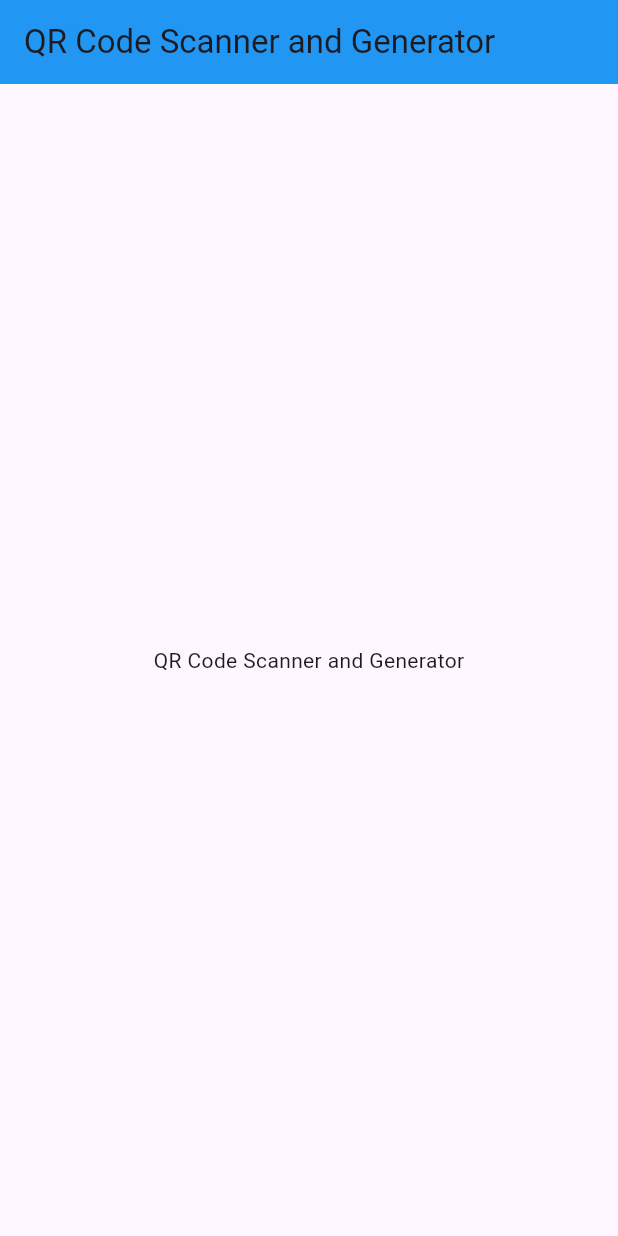
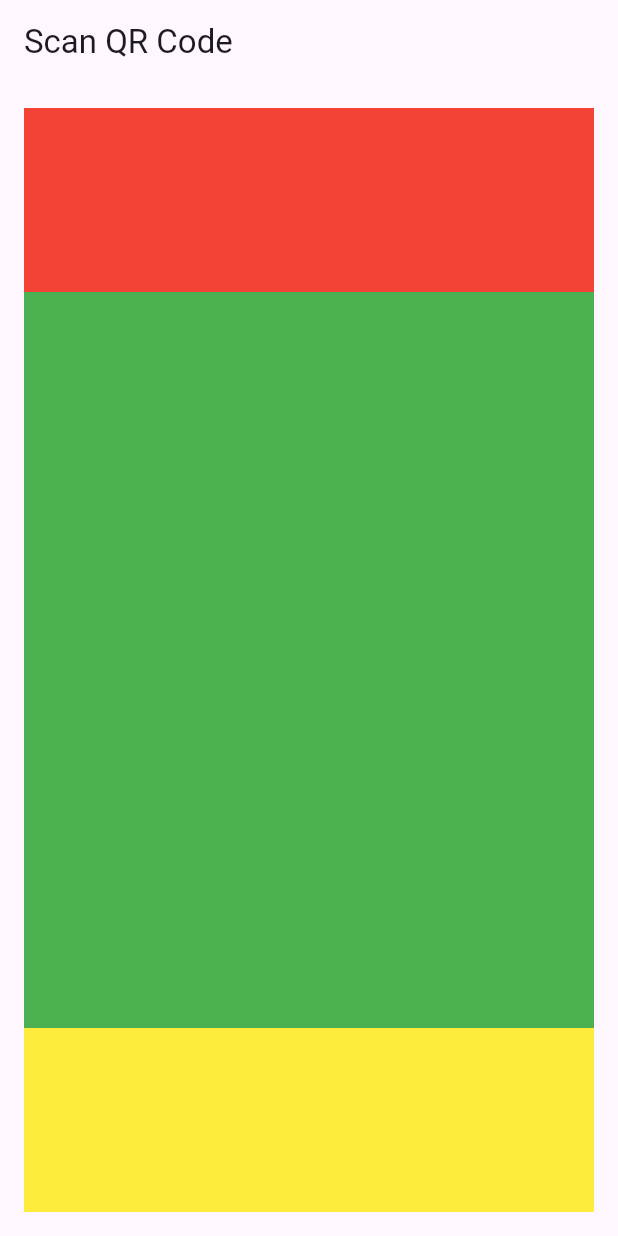
Before and after one commit to devmhsagar/qr_code_scanner, a Flutter app: the screen it shows after launch, on a phone screen of 412 x 824 dp. Run offline on Flutter 3.47's test engine with Material 3 defaults, Android fonts, the phone set to English and light mode, and no system bars.

Commit message:
generator section removed and code new code genarate

```diff
--- a/lib/main.dart
+++ b/lib/main.dart
@@ -1,4 +1,5 @@
 import 'package:flutter/material.dart';
+import 'package:qr_code_scanner/scan_qr_code.dart';
 
 void main() {
   runApp(const MyApp());
@@ -11,29 +12,13 @@ class MyApp extends StatelessWidget {
   @override
   Widget build(BuildContext context) {
     return MaterialApp(
-      title: 'QR Code Scanner and Generator',
-      home:  HomePage(),
+      theme: ThemeData(
+        appBarTheme: const AppBarTheme(
+            backgroundColor: Colors.transparent, elevation: 0),
+      ),
+      title: 'QR Code Scanner',
+      debugShowCheckedModeBanner: false,
+      home: ScanQrCode(),
     );
   }
 }
-
-class HomePage extends StatefulWidget {
-  const HomePage({super.key});
-
-  @override
-  State<HomePage> createState() => _HomePageState();
-}
-
-class _HomePageState extends State<HomePage> {
-  @override
-  Widget build(BuildContext context) {
-    return Scaffold(
-      appBar: AppBar(
-        title: const Text('QR Code Scanner and Generator'), backgroundColor: Colors.blue,
-      ),
-      body: const Center(
-        child: Text('QR Code Scanner and Generator'),
-      ),
-    );
-  }
-}
--- /dev/null
+++ b/lib/scan_qr_code.dart
@@ -0,0 +1,41 @@
+import 'package:flutter/material.dart';
+
+class ScanQrCode extends StatefulWidget {
+  const ScanQrCode({super.key});
+
+  @override
+  State<ScanQrCode> createState() => _ScanQrCodeState();
+}
+
+class _ScanQrCodeState extends State<ScanQrCode> {
+  @override
+  Widget build(BuildContext context) {
+    return Scaffold(
+        appBar: AppBar(
+          title: Text('Scan QR Code'),
+        ),
+        body: Container(
+            width: double.infinity,
+            padding: const EdgeInsets.all(16.0),
+            child: Column(
+              children: [
+                Expanded(
+                  child: Container(
+                    color: Colors.red,
+                  ),
+                ),
+                Expanded(
+                  flex: 4,
+                  child: Container(
+                    color: Colors.green,
+                  ),
+                ),
+                Expanded(
+                  child: Container(
+                    color: Colors.yellow,
+                  ),
+                ),
+              ],
+            )));
+  }
+}
```
Also changed, not shown: pubspec.yaml (+3 -4 lines), pubspec.lock, 2 other files.
